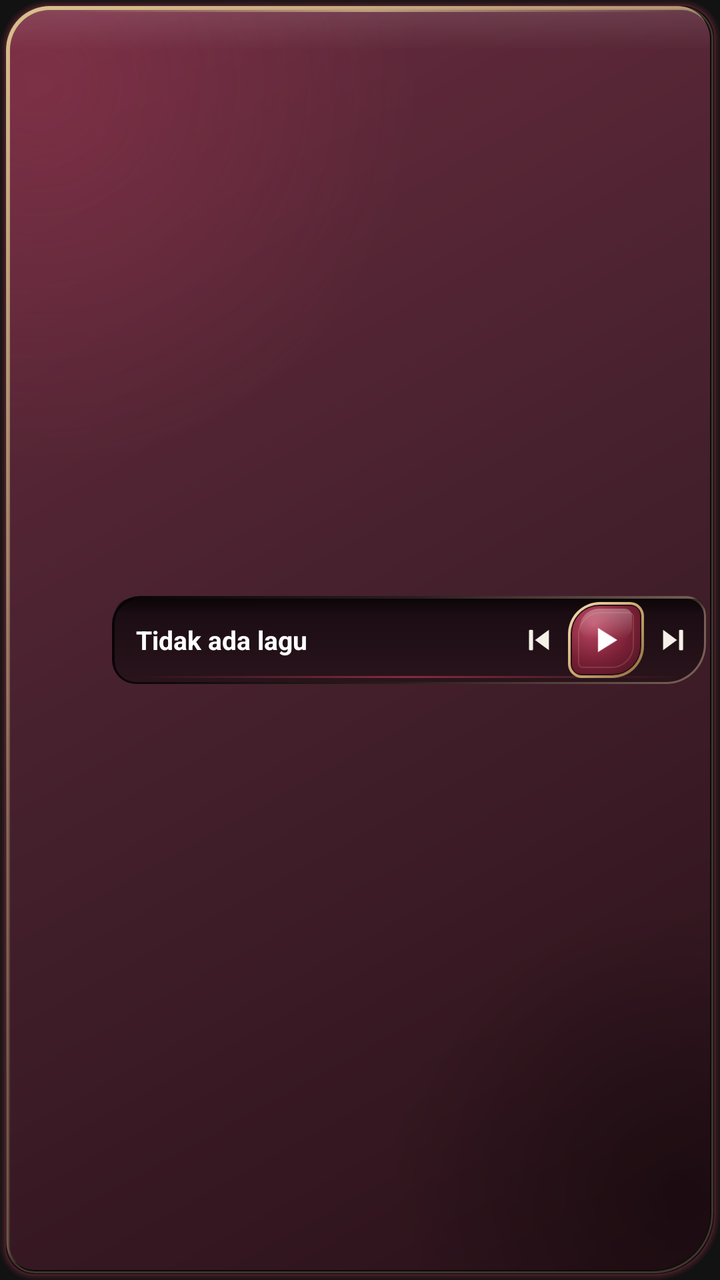
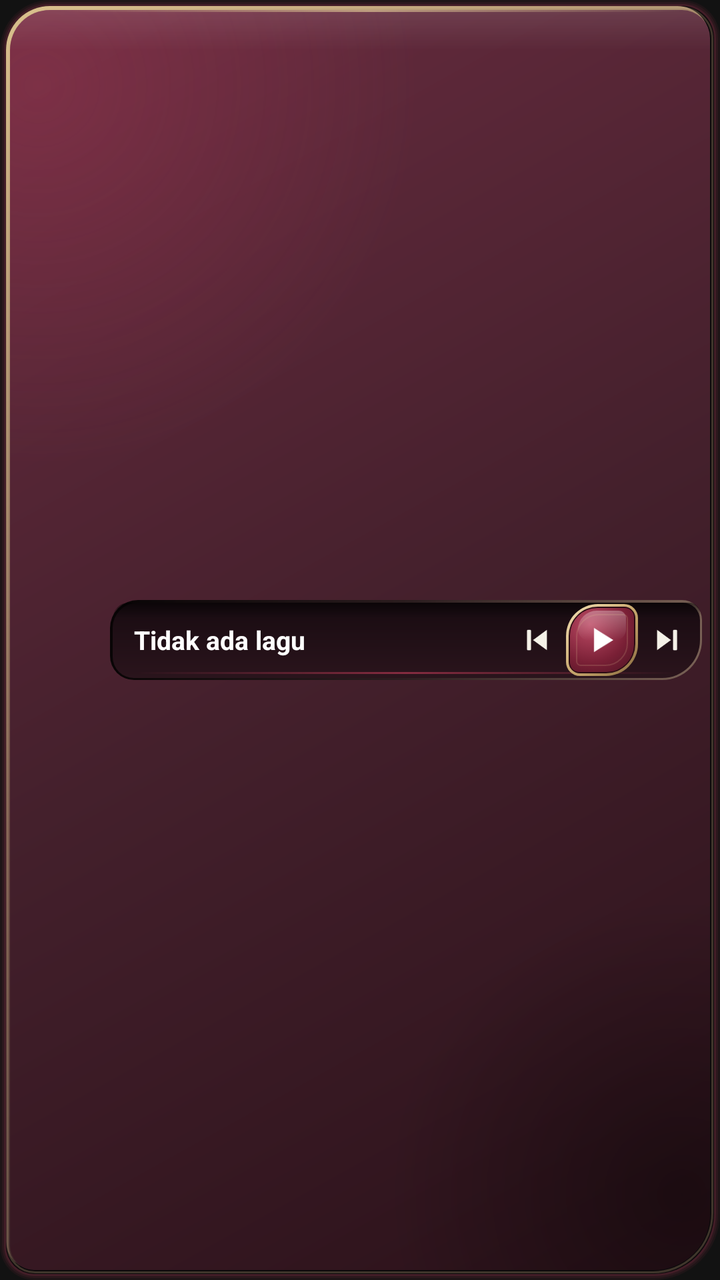

An Android layout rendered at two revisions. The XML below is the earlier revision; the diff shows what the commit changed to produce the second picture.
<!-- AndroidManifest.xml: application theme Theme.AudioPlayer -->
<!-- res/layout/widget_player_compact.xml -->
<?xml version="1.0" encoding="utf-8"?>
<LinearLayout xmlns:android="http://schemas.android.com/apk/res/android"
    android:id="@+id/widget_root"
    android:layout_width="match_parent"
    android:layout_height="match_parent"
    android:background="@drawable/widget_background_dark"
    android:orientation="horizontal"
    android:gravity="center_vertical"
    android:padding="7dp">

    <ImageView
        android:id="@+id/widget_album_art"
        android:layout_width="44dp"
        android:layout_height="44dp"
        android:scaleType="centerCrop" />

    <LinearLayout
        android:id="@+id/widget_well"
        android:layout_width="0dp"
        android:layout_height="44dp"
        android:layout_weight="1"
        android:layout_marginStart="5dp"
        android:background="@drawable/widget_well"
        android:orientation="horizontal"
        android:gravity="center_vertical"
        android:paddingStart="12dp"
        android:paddingEnd="3dp">

        <TextView
            android:id="@+id/widget_title"
            android:layout_width="0dp"
            android:layout_height="wrap_content"
            android:layout_weight="1"
            android:textColor="#FFFFFF"
            android:textSize="13sp"
            android:textStyle="bold"
            android:maxLines="1"
            android:scrollHorizontally="true"
            android:ellipsize="marquee"
            android:marqueeRepeatLimit="marquee_forever"
            android:focusable="true"
            android:focusableInTouchMode="true"
            android:text="Tidak ada lagu">
            <requestFocus />
        </TextView>

        <ImageButton
            android:id="@+id/widget_prev"
            android:layout_width="26dp"
            android:layout_height="26dp"
            android:layout_marginStart="2dp"
            android:padding="4dp"
            android:background="@android:color/transparent"
            android:scaleType="fitCenter"
            android:src="@drawable/ic_widget_previous"
            android:contentDescription="Sebelumnya" />

        <ImageButton
            android:id="@+id/widget_play_pause"
            android:layout_width="38dp"
            android:layout_height="38dp"
            android:layout_marginStart="2dp"
            android:padding="9dp"
            android:background="@drawable/widget_play_button_bg"
            android:scaleType="fitCenter"
            android:src="@drawable/ic_widget_play"
            android:contentDescription="Putar" />

        <ImageButton
            android:id="@+id/widget_next"
            android:layout_width="26dp"
            android:layout_height="26dp"
            android:layout_marginStart="2dp"
            android:padding="4dp"
            android:background="@android:color/transparent"
            android:scaleType="fitCenter"
            android:src="@drawable/ic_widget_next"
            android:contentDescription="Berikutnya" />

    </LinearLayout>

</LinearLayout>
<!-- resources referenced by this layout -->
<resources>
  <!-- drawable ic_widget_next: png bitmap (drawable, 1562 bytes) -->
  <!-- drawable ic_widget_play: png bitmap (drawable, 776 bytes) -->
  <!-- drawable ic_widget_previous: png bitmap (drawable, 1621 bytes) -->
  <!-- drawable widget_background_dark: vector/xml drawable (drawable, 6149 chars, omitted) -->
  <!-- drawable widget_play_button_bg: vector/xml drawable (drawable, 6458 chars, omitted) -->
  <!-- drawable widget_well: vector/xml drawable (drawable, 2400 chars, omitted) -->
  <style name="Theme.AudioPlayer" parent="android:Theme.Material.NoActionBar">
          <item name="android:windowBackground">@color/black</item>
      </style>
  <color name="black">#FF121212</color>
</resources>

<!-- the commit's change to res/layout/widget_player_compact.xml (unified diff, before → after) -->
@@ -6,25 +6,25 @@
     android:background="@drawable/widget_background_dark"
     android:orientation="horizontal"
     android:gravity="center_vertical"
-    android:padding="7dp">
+    android:padding="9dp">
 
     <ImageView
         android:id="@+id/widget_album_art"
-        android:layout_width="44dp"
-        android:layout_height="44dp"
+        android:layout_width="40dp"
+        android:layout_height="40dp"
         android:scaleType="centerCrop" />
 
     <LinearLayout
         android:id="@+id/widget_well"
         android:layout_width="0dp"
-        android:layout_height="44dp"
+        android:layout_height="40dp"
         android:layout_weight="1"
-        android:layout_marginStart="5dp"
+        android:layout_marginStart="6dp"
         android:background="@drawable/widget_well"
         android:orientation="horizontal"
         android:gravity="center_vertical"
         android:paddingStart="12dp"
-        android:paddingEnd="3dp">
+        android:paddingEnd="4dp">
 
         <TextView
             android:id="@+id/widget_title"
@@ -57,10 +57,10 @@
 
         <ImageButton
             android:id="@+id/widget_play_pause"
-            android:layout_width="38dp"
-            android:layout_height="38dp"
+            android:layout_width="36dp"
+            android:layout_height="36dp"
             android:layout_marginStart="2dp"
-            android:padding="9dp"
+            android:padding="8dp"
             android:background="@drawable/widget_play_button_bg"
             android:scaleType="fitCenter"
             android:src="@drawable/ic_widget_play"
